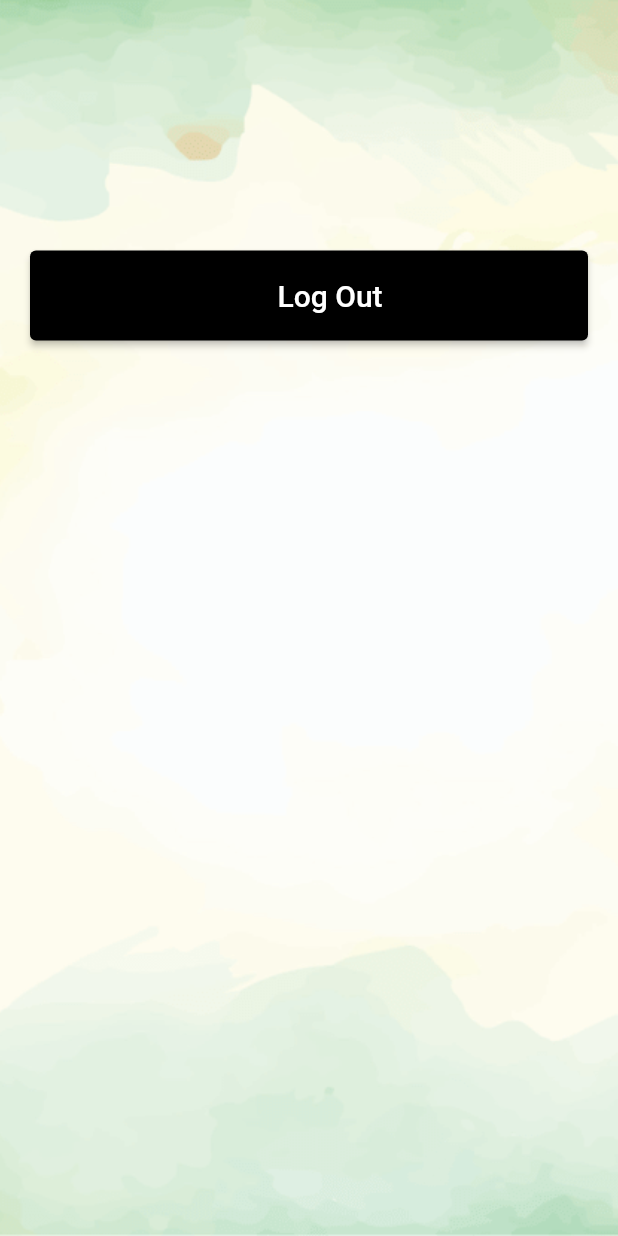
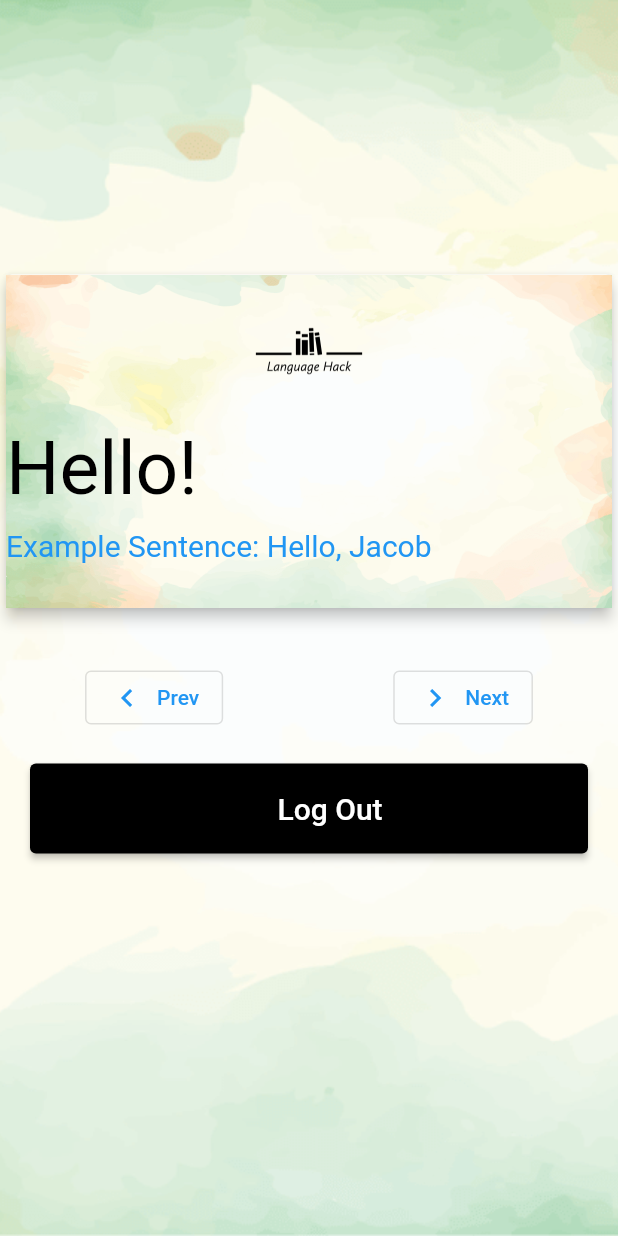
Before and after one commit to Language-Hack/flutter-language-hack, a Flutter app: the WelcomeScreens screen opened directly, on a phone screen of 412 x 824 dp. Run offline on Flutter 3.47's test engine with Material 2 defaults, Android fonts, the phone set to English and light mode, and no system bars; drawn by our look-alikes of flip_card; our stand-ins replace firebase_auth, firebase_core, fluttertoast, form_field_validator; missing offline and left inert: cloud_firestore_web, firebase_auth_web, firebase_core_web, firebase_storage_web; accounts and stored records are empty.

Commit message:
Implement FlashCard

```diff
--- a/lib/screens/welcome.dart
+++ b/lib/screens/welcome.dart
@@ -1,6 +1,7 @@
 import 'package:firebase_auth/firebase_auth.dart';
 import 'package:flutter/material.dart';
 import 'package:language_hack/screens/home.dart';
+import 'package:flip_card/flip_card.dart';
 
 class WelcomeScreens extends StatefulWidget {
   const WelcomeScreens({Key? key}) : super(key: key);
@@ -34,6 +35,80 @@ class _WelcomeScreensState extends State<WelcomeScreens> {
                 textAlign: TextAlign.left,
               )),
             ),
+            Padding(padding: EdgeInsets.all(16.0)),
+            SizedBox(
+                width: 100,
+                height: 230,
+                child: FlipCard(
+                  front: Card(
+                    elevation: 4,
+                    child: Container(
+                      decoration: const BoxDecoration(
+                        image: DecorationImage(
+                          image: AssetImage("assets/bg.png"),
+                          fit: BoxFit.cover,
+                        ),
+                      ),
+                      child: Column(
+                        crossAxisAlignment: CrossAxisAlignment.stretch,
+                        children: [
+                          Image.asset(
+                            'assets/logo.png',
+                            width: 100,
+                            height: 100,
+                          ),
+                          const Text(
+                            "Hello!",
+                            textAlign: TextAlign.left,
+                            style: TextStyle(fontSize: 50, color: Colors.black),
+                          ),
+                          Padding(padding: EdgeInsets.all(5.0)),
+                          const Text(
+                            "Example Sentence: Hello, Jacob",
+                            textAlign: TextAlign.left,
+                            style: TextStyle(fontSize: 20, color: Colors.blue),
+                          ),
+                        ],
+                      ),
+                    ),
+                  ),
+                  back: Card(
+                    elevation: 4,
+                    child: Container(
+                      decoration: const BoxDecoration(
+                        image: DecorationImage(
+                          image: AssetImage("assets/bg.png"),
+                          fit: BoxFit.cover,
+                        ),
+                      ),
+                      child: Column(
+                        crossAxisAlignment: CrossAxisAlignment.center,
+                        children: [
+                          Padding(padding: EdgeInsets.all(45.0)),
+                          const Text(
+                            "(noun) สวัสดี!",
+                            textAlign: TextAlign.center,
+                            style: TextStyle(fontSize: 20, color: Colors.black),
+                          ),
+                        ],
+                      ),
+                    ),
+                  ),
+                )),
+            Padding(padding: EdgeInsets.all(16.0)),
+            Row(
+              mainAxisAlignment: MainAxisAlignment.spaceAround,
+              children: [
+                OutlinedButton.icon(
+                    onPressed: () => {},
+                    icon: Icon(Icons.chevron_left),
+                    label: Text("Prev")),
+                OutlinedButton.icon(
+                    onPressed: () => {},
+                    icon: Icon(Icons.chevron_right),
+                    label: Text("Next")),
+              ],
+            ),
             Container(
               margin: EdgeInsets.only(top: 20, left: 20, right: 20),
               child: SizedBox(
--- a/pubspec.yaml
+++ b/pubspec.yaml
@@ -29,6 +29,8 @@ environment:
 dependencies:
   flutter:
     sdk: flutter
+
+  flip_card: ^0.5.0
 
   form_field_validator: ^1.1.0
 
```
